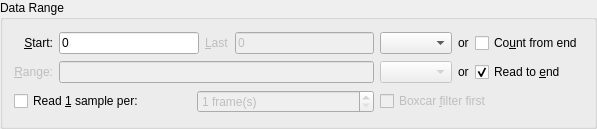
Kst-plot/kst, file src/widgets/datarange.ui: the form before one commit.
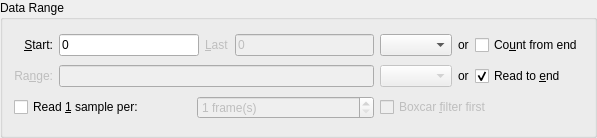
The form after the commit.

Patch:
```diff
--- a/src/widgets/datarange.ui
+++ b/src/widgets/datarange.ui
@@ -7,7 +7,7 @@
     <x>0</x>
     <y>0</y>
     <width>597</width>
-    <height>129</height>
+    <height>138</height>
    </rect>
   </property>
   <property name="sizePolicy">
@@ -212,7 +212,7 @@
          <string>Select this to average the skipped frames together.  Provides simple low pass filtering.</string>
         </property>
         <property name="text">
-         <string>&amp;Range:</string>
+         <string>Ra&amp;nge:</string>
         </property>
         <property name="alignment">
          <set>Qt::AlignRight|Qt::AlignTrailing|Qt::AlignVCenter</set>
```
Left out of the diff: 9 changed lines with no effect on the pictures.
